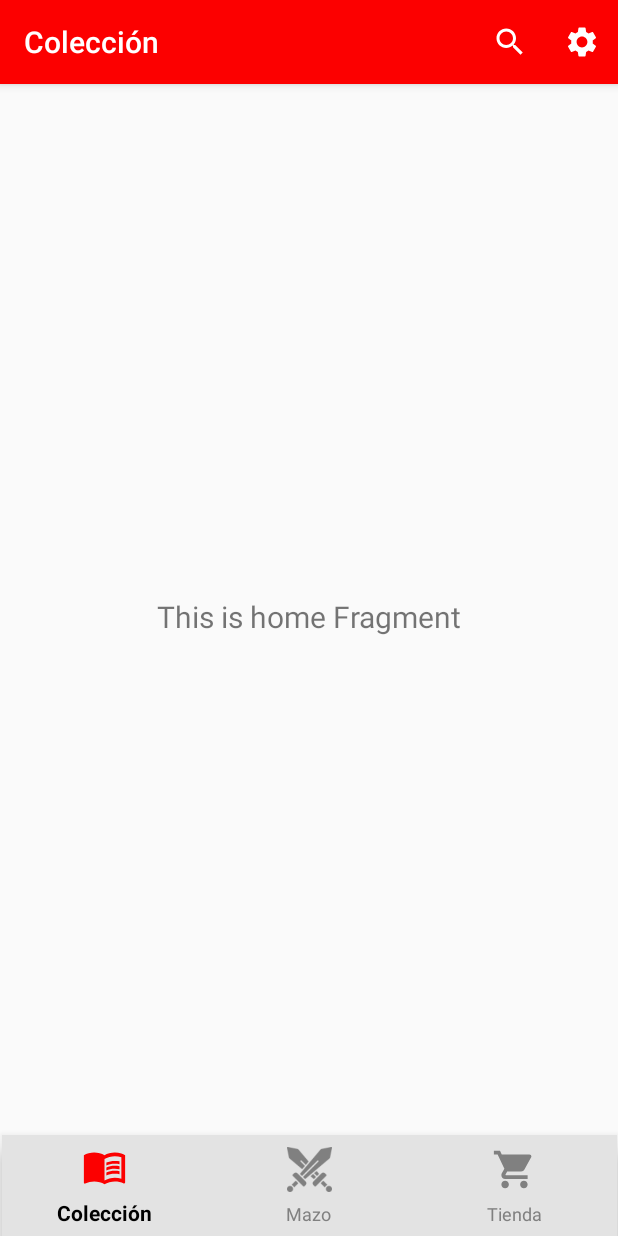
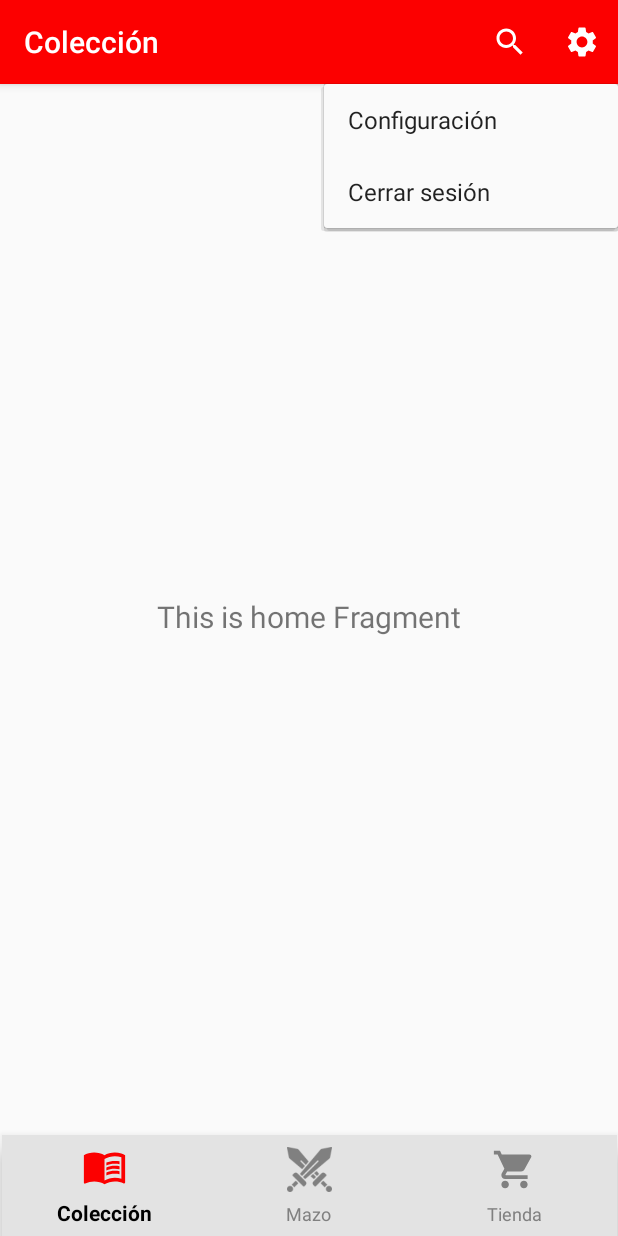
Before and after one commit to UniExtremadura/gps-project-gd-01, an Android app: the MainActivity screen opened directly, with no data from a screen before it, after a tap on "Ajustes", on a phone screen of 412 x 824 dp. Run offline under Robolectric (Android 15) with nearby library versions, the phone set to English and light mode, and no system bars; our stand-ins replace Room's generated code, navigation-ui; Roboto replaces fonts that are not available here.

Commit message:
GD01-138 CU08 - IT4 - IMP - Implement Components #done #time 32m #comment Sign out available for users in the appbar settings menu

```diff
--- a/app/src/main/java/es/unex/giiis/marvelbook/MainActivity.kt
+++ b/app/src/main/java/es/unex/giiis/marvelbook/MainActivity.kt
@@ -1,31 +1,30 @@
 package es.unex.giiis.marvelbook
 
+import android.annotation.SuppressLint
+import android.content.Intent
 import android.os.Bundle
+import android.view.Gravity
 import android.view.Menu
-import android.view.MenuInflater
 import android.view.MenuItem
+import android.view.View
 import android.widget.Toast
 import androidx.appcompat.app.AppCompatActivity
-import androidx.core.view.MenuProvider
+import androidx.appcompat.view.menu.MenuBuilder
+import androidx.appcompat.view.menu.MenuPopupHelper
+import androidx.appcompat.widget.PopupMenu
 import androidx.navigation.fragment.NavHostFragment
 import androidx.navigation.ui.AppBarConfiguration
 import androidx.navigation.ui.navigateUp
 import androidx.navigation.ui.setupActionBarWithNavController
 import androidx.navigation.ui.setupWithNavController
-import es.unex.giiis.marvelbook.database.AppDatabase
 import es.unex.giiis.marvelbook.databinding.ActivityMainBinding
-import okhttp3.OkHttpClient
 
 
 class MainActivity : AppCompatActivity() {
 
     private lateinit var appBarConfiguration: AppBarConfiguration
     private lateinit var binding: ActivityMainBinding
-    private var usuarioSesionID: Int = 0
-
-    private val client = OkHttpClient()
-
-    private lateinit var db: AppDatabase
+    private var usuarioSesionID: Long = 0
 
     private val navController by lazy {
         (supportFragmentManager.findFragmentById(R.id.nav_host_fragment_activity_main) as
@@ -37,14 +36,14 @@ class MainActivity : AppCompatActivity() {
         binding = ActivityMainBinding.inflate(layoutInflater)
         setContentView(binding.root)
 
-        usuarioSesionID = intent.getIntExtra("usuarioID", 0);
+        usuarioSesionID = intent.getLongExtra("usuarioID", 0L)
 
-        //TODO: Hacer que la activity reciba el objeto usuario tras registrarse/iniciar sesión
+        //TODO: Controlar comportamiento del usuario de la sesión
         setUpUI()
     }
 
 
-    fun setUpUI() {
+    private fun setUpUI() {
         binding.navView.setupWithNavController(navController)
 
         appBarConfiguration = AppBarConfiguration(
@@ -68,7 +67,7 @@ class MainActivity : AppCompatActivity() {
 
         when (item.itemId) {
             R.id.action_settings -> {
-                Toast.makeText(this, "Ajustes", Toast.LENGTH_SHORT).show()
+                showPopupMenu(binding.toolbar)
             }
         }
         return super.onOptionsItemSelected(item)
@@ -79,4 +78,29 @@ class MainActivity : AppCompatActivity() {
                 || super.onSupportNavigateUp()
     }
 
+    @SuppressLint("RestrictedApi")
+    private fun showPopupMenu(view: View) {
+        val popupMenu = PopupMenu(this, view)
+        popupMenu.inflate(R.menu.popup_menu)
+
+        // Manejar clics en el menú emergente
+        popupMenu.setOnMenuItemClickListener { menuItem ->
+            when (menuItem.itemId) {
+                R.id.menu_configuracion -> {
+                    Toast.makeText(this, "Configuración", Toast.LENGTH_SHORT).show()
+                    true
+                }
+                R.id.menu_cerrarsesion -> {
+                    val intent = Intent(this, LoginActivity::class.java)
+                    startActivity(intent)
+                    true
+                }
+                else -> false
+            }
+        }
+        val menuHelper = MenuPopupHelper(this, popupMenu.menu as MenuBuilder, view)
+        menuHelper.gravity = Gravity.END
+        menuHelper.show()
+    }
+
 }
--- a/app/src/main/java/es/unex/giiis/marvelbook/RegisterActivity.kt
+++ b/app/src/main/java/es/unex/giiis/marvelbook/RegisterActivity.kt
@@ -50,12 +50,14 @@ class RegisterActivity : AppCompatActivity() {
                             mazoID = 0
                         )
                         db.usuarioDAO().insertarUsuario(usuario)
+                        val userID = db.usuarioDAO().findByEmail(usuario.email)?.id
 
                         // Cambiar al hilo principal para mostrar el Toast y navegar a otra actividad
                         withContext(Dispatchers.Main) {
                             val context = this@RegisterActivity
                             Toast.makeText(applicationContext, "Se ha registrado correctamente", Toast.LENGTH_LONG).show()
-                            val intent =  Intent(context, MainActivity::class.java);
+                            val intent =  Intent(context, MainActivity::class.java)
+                            intent.putExtra("usuarioID", userID)
                             startActivity(intent)
                         }
                     }
--- /dev/null
+++ b/app/src/main/res/menu/popup_menu.xml
@@ -0,0 +1,12 @@
+<?xml version="1.0" encoding="utf-8"?>
+<menu xmlns:android="http://schemas.android.com/apk/res/android">
+
+    <item
+        android:id="@+id/menu_configuracion"
+        android:title="@string/configuracion" />
+
+    <item
+        android:id="@+id/menu_cerrarsesion"
+        android:title="@string/cerrarSesion" />
+
+</menu>
--- a/app/src/main/res/values/strings.xml
+++ b/app/src/main/res/values/strings.xml
@@ -32,4 +32,7 @@
     <string name="Recuerdame">Recuérdame</string>
     <string name="CrearCuentaLogin">¿No tienes cuenta? ¡Regístrate!</string>
     <string name="botonLogin">Iniciar sesión</string>
+
+    <string name="cerrarSesion">Cerrar sesión</string>
+    <string name="configuracion">Configuración</string>
 </resources>
```
